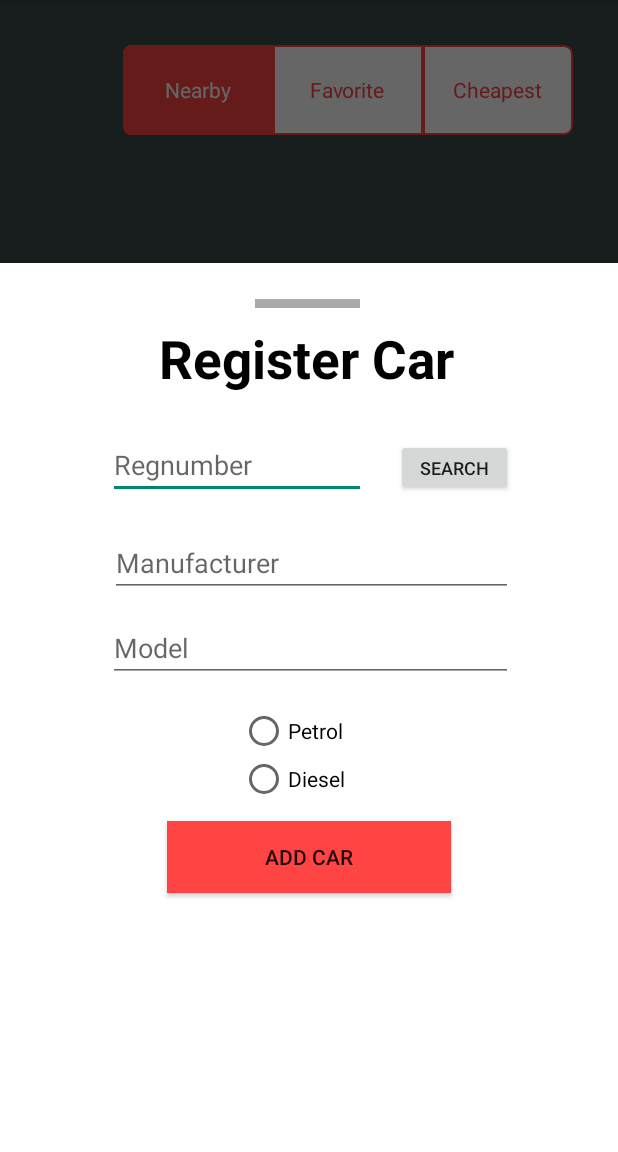
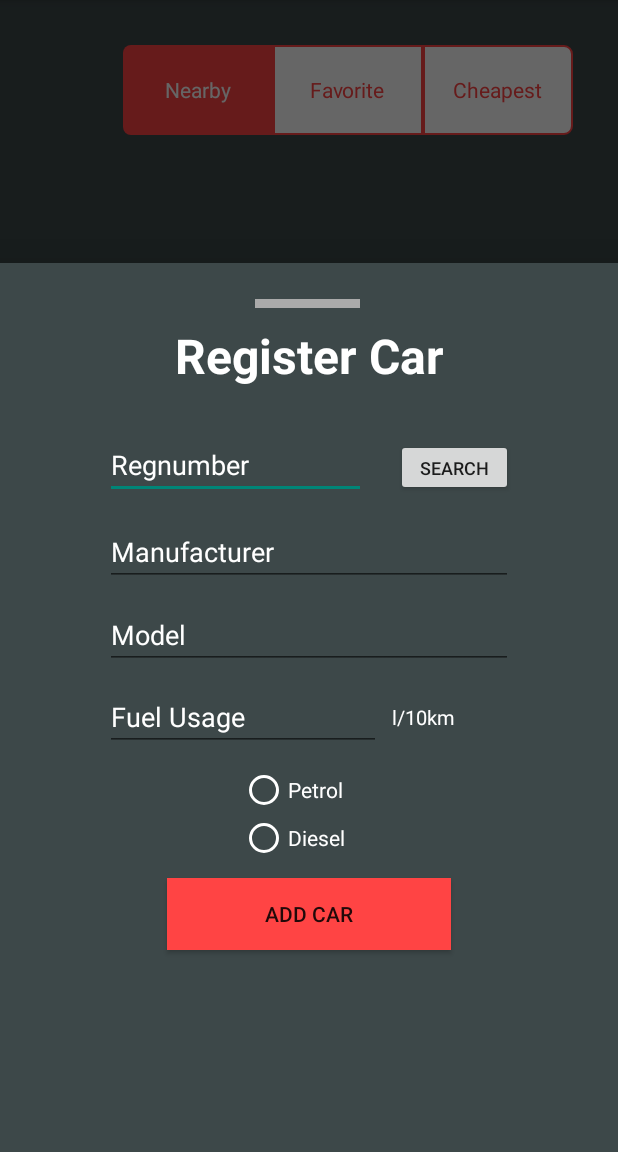
Before and after one commit to PetterHL/FuelService-Frontend, an Android app: the fragment AddCar placed in its activity, on a phone screen of 412 x 824 dp, the part 84-1236 px from its top. Run offline under Robolectric (Android 15) with nearby library versions, the phone set to English and light mode, and no system bars; our stand-ins replace navigation-ui; 4 statements that could not run were skipped.

Commit message:
fuelUsage added
fuelUsage autofills, and is added to the car specs

```diff
--- a/app/src/main/java/com/Fuel/fuelservice/Api/FuelStaionApi.java
+++ b/app/src/main/java/com/Fuel/fuelservice/Api/FuelStaionApi.java
@@ -46,7 +46,8 @@ public interface FuelStaionApi {
                                      @Field("RegNumber") String RegNumber,
                                      @Field("manufacturer") String manufacturer,
                                      @Field("model") String model,
-                                     @Field("petrol") boolean petrol);
+                                     @Field("petrol") boolean petrol,
+                                     @Field("fuelUsage") double fuelUsage);
 
     @GET("CheckNorway")
     public Call<ResponseBody> getCar(@Query("RegistrationNumber") String RegistrationNumber,
--- a/app/src/main/java/com/Fuel/fuelservice/ui/MyCar/AddCar.java
+++ b/app/src/main/java/com/Fuel/fuelservice/ui/MyCar/AddCar.java
@@ -32,6 +32,7 @@ import org.xml.sax.SAXException;
 
 import java.io.IOException;
 import java.io.StringReader;
+import java.text.DecimalFormat;
 import java.util.function.ToDoubleBiFunction;
 
 import javax.xml.parsers.DocumentBuilder;
@@ -48,10 +49,9 @@ public class AddCar extends BottomSheetDialogFragment {
     static EditText regnumber_field;
     static EditText field_manufacturer;
     static EditText field_model;
+    static EditText field_fuelUsage;
     static RadioButton petrol_radio, diesel_radio;
     static RadioGroup radioGroup;
-
-    Button search_car_button;
 
     private User user = new User();
 
@@ -61,18 +61,19 @@ public class AddCar extends BottomSheetDialogFragment {
         View view = inflater.inflate(R.layout.addcar_sheet, container, false);
 
         regnumber_field = view.findViewById(R.id.RegNumber_field);
-        field_manufacturer = view.findViewById(R.id.field_manufacturer);
-        field_model = view.findViewById(R.id.field_model);
+        field_manufacturer = view.findViewById(R.id.Field_manufacturer);
+        field_model = view.findViewById(R.id.Field_model);
+        field_fuelUsage = view.findViewById(R.id.Field_fuelUsage);
 
-        petrol_radio = view.findViewById(R.id.petrol_radio);
-        diesel_radio = view.findViewById(R.id.diesel_radio);
+
+
+        petrol_radio = view.findViewById(R.id.Petrol_radio);
+        diesel_radio = view.findViewById(R.id.Diesel_radio);
 
         radioGroup = view.findViewById(R.id.RadioGroup);
 
-        search_car_button = view.findViewById(R.id.search_car_button);
-
-        Button searchCar = view.findViewById(R.id.search_car_button);
-        Button registerCar = view.findViewById(R.id.register_car_button);
+        Button searchCar = view.findViewById(R.id.Search_car_button);
+        Button registerCar = view.findViewById(R.id.Register_car_button);
 
 
 
@@ -90,8 +91,14 @@ public class AddCar extends BottomSheetDialogFragment {
                 String RegNumber = regnumber_field.getText().toString();
                 String manufacturer = field_manufacturer.getText().toString();
                 String model = field_model.getText().toString();
+                String fuelUsage = field_fuelUsage.getText().toString();
 
                 boolean petrol = true;
+
+                System.out.println(fuelUsage);
+
+
+                double fuelUsage_double = setDouble(fuelUsage);
 
                 if (RegNumber.isEmpty()) {
                     regnumber_field.setError("Please enter a registration number");
@@ -111,25 +118,39 @@ public class AddCar extends BottomSheetDialogFragment {
                     return;
                 }
 
+                if (fuelUsage.isEmpty()) {
+                    field_model.setError("Please enter the fuel consumption");
+                    field_model.requestFocus();
+                    return;
+                } else if (fuelUsage_double < 0) {
+                    field_model.setError("Fuel consumption can not be a negative number");
+                    field_model.requestFocus();
+                }
+
                 if(petrol_radio.isChecked()) {
                     petrol = true;
                 } else if(diesel_radio.isChecked()) {
                     petrol = false;
                 }
 
-                addCar(RegNumber, manufacturer, model, petrol);
+                addCar(RegNumber, manufacturer, model, petrol, fuelUsage_double);
             }
         });
 
         return view;
     }
 
+    /**
+     * Sends get request to reg number api
+     */
     public void sendRequest() {
 
+        //param 1 = the registration number
+        //param 2 = username in get request (User never change or see this)
         Call<ResponseBody> call = ApiClient
                 .getSINGLETON(true)
                 .getApi()
-                .getCar(regnumber_field.getText().toString(), "Test123123");
+                .getCar(regnumber_field.getText().toString(), "regbil1212");
 
         call.enqueue(new Callback<ResponseBody>() {
             @Override
@@ -155,16 +176,23 @@ public class AddCar extends BottomSheetDialogFragment {
         });
     }
 
-    public void addCar(String RegNumber, String manufacturer, String model, boolean petrol) {
+    /**
+     * @param RegNumber
+     * @param manufacturer
+     * @param model
+     * @param petrol
+     * @param fuelUsage
+     */
+    public void addCar(String RegNumber, String manufacturer, String model, boolean petrol, double fuelUsage) {
 
+        //Gets the token for the user
         UserPrefs userPrefs = new UserPrefs(getContext());
-
         String token = "Bearer " + userPrefs.getToken();
 
         Call<ResponseBody> call = ApiClient
                 .getSINGLETON(false)
                 .getApi()
-                .addCar(token, RegNumber, manufacturer, model, petrol);
+                .addCar(token, RegNumber, manufacturer, model, petrol, fuelUsage);
 
         call.enqueue(new Callback<ResponseBody>() {
             @Override
@@ -180,6 +208,11 @@ public class AddCar extends BottomSheetDialogFragment {
         });
     }
 
+    /**
+     * @param xml
+     * gets a xml and creates a new document
+     * picks out vehicleJson part of xml
+     */
     public void Parse(String xml) {
 
         DocumentBuilderFactory factory = DocumentBuilderFactory.newInstance();
@@ -209,25 +242,53 @@ public class AddCar extends BottomSheetDialogFragment {
         parseNewsJsonObject(jsonElement.getAsJsonObject());
     }
 
+    /**
+     * @param object
+     * Gets the different values we neeed from the json object
+     * Auto fills the fields the user can fill out with the values
+     */
     private static void parseNewsJsonObject(JsonObject object){
 
         JsonObject carInfo = object.getAsJsonObject("ExtendedInformation");
 
+        //sets variables from values from json
         String manufacturer = carInfo.get("Name").getAsString();
         String model = carInfo.get("modell").getAsString();
         int petrol = carInfo.get("drivst").getAsInt();
+        double fuelUsage = carInfo.get("drivstoff-forbruk").getAsDouble();
 
+        //Converts it to l/10km
+        fuelUsage = fuelUsage / 100;
 
+        //auto fills fields with the values
         field_manufacturer.setText(manufacturer);
         field_model.setText(model);
+        field_fuelUsage.setText(String.valueOf(fuelUsage));
 
+        //checks and sets if car uses petrol or diesel
         if(petrol == 1) {
             petrol_radio.setChecked(true);
         } else if(petrol == 2) {
             diesel_radio.setChecked(true);
         }
 
+    }
 
+
+    /**
+     * @param fuelUsage
+     * @return a double with 2 decimals
+     */
+    private static double setDouble(String fuelUsage) {
+
+        double fuelUsage_double = Double.parseDouble(fuelUsage);
+
+        DecimalFormat df = new DecimalFormat("#.00");
+        String fuelUsage_String = df.format(fuelUsage_double);
+
+        double fuelUsage_decimal = Double.parseDouble(fuelUsage_String);
+
+        return fuelUsage_decimal;
     }
 
 }
--- a/app/src/main/res/layout/addcar_sheet.xml
+++ b/app/src/main/res/layout/addcar_sheet.xml
@@ -4,8 +4,8 @@
     xmlns:app="http://schemas.android.com/apk/res-auto"
     android:id="@+id/nav_home"
     android:layout_width="match_parent"
-    android:layout_height="450dp"
-    android:background="@color/white"
+    android:layout_height="500dp"
+    android:background="@color/background"
     android:padding="10dp">
 
     <RelativeLayout
@@ -26,17 +26,20 @@
             android:background="@android:color/darker_gray" />
 
         <TextView
-            android:id="@+id/tvStationName"
+            android:id="@+id/Heading_reg"
             android:layout_width="wrap_content"
             android:layout_height="wrap_content"
+            android:layout_alignParentStart="true"
             android:layout_alignParentTop="true"
             android:layout_alignParentEnd="true"
             android:layout_gravity="center"
+            android:gravity="center"
             android:layout_marginTop="30dp"
-            android:layout_marginEnd="99dp"
+            android:layout_marginStart="60dp"
+            android:layout_marginEnd="60dp"
             android:text="Register Car"
-            android:textColor="@android:color/black"
-            android:textSize="35dp"
+            android:textColor="@android:color/white"
+            android:textSize="32dp"
             android:textStyle="bold" />
 
         <EditText
@@ -46,15 +49,17 @@
             android:layout_alignParentStart="true"
             android:layout_alignParentTop="true"
             android:layout_alignParentEnd="true"
-            android:layout_marginStart="62dp"
+            android:layout_marginStart="60dp"
             android:layout_marginTop="102dp"
             android:layout_marginEnd="158dp"
             android:ems="10"
             android:hint="Regnumber"
-            android:inputType="textEmailAddress" />
+            android:textColorHint="@color/white"
+            android:textColor="@color/white"
+            android:inputType="text" />
 
         <Button
-            android:id="@+id/search_car_button"
+            android:id="@+id/Search_car_button"
             android:layout_width="78dp"
             android:layout_height="38dp"
             android:layout_alignParentTop="true"
@@ -65,32 +70,36 @@
             android:textSize="12dp" />
 
         <EditText
-            android:id="@+id/field_manufacturer"
+            android:id="@+id/Field_manufacturer"
             android:layout_width="271dp"
             android:layout_height="wrap_content"
             android:layout_alignParentStart="true"
             android:layout_alignParentTop="true"
             android:layout_alignParentEnd="true"
-            android:layout_marginStart="63dp"
-            android:layout_marginTop="167dp"
+            android:layout_marginStart="60dp"
+            android:layout_marginTop="160dp"
             android:layout_marginEnd="60dp"
             android:ems="10"
             android:hint="Manufacturer"
-            android:inputType="textEmailAddress" />
+            android:textColorHint="@color/white"
+            android:textColor="@color/white"
+            android:inputType="text" />
 
         <EditText
-            android:id="@+id/field_model"
+            android:id="@+id/Field_model"
             android:layout_width="270dp"
             android:layout_height="wrap_content"
             android:layout_alignParentStart="true"
             android:layout_alignParentTop="true"
             android:layout_alignParentEnd="true"
-            android:layout_marginStart="62dp"
-            android:layout_marginTop="224dp"
+            android:layout_marginStart="60dp"
+            android:layout_marginTop="215dp"
             android:layout_marginEnd="60dp"
             android:ems="10"
             android:hint="Model"
-            android:inputType="textEmailAddress" />
+            android:textColorHint="@color/white"
+            android:textColor="@color/white"
+            android:inputType="text" />
 
         <RadioGroup
             android:id="@+id/RadioGroup"
@@ -100,39 +109,73 @@
             android:layout_alignParentTop="true"
             android:layout_alignParentEnd="true"
             android:layout_marginStart="150dp"
-            android:layout_marginTop="286dp"
+            android:layout_marginTop="325dp"
             android:layout_marginEnd="150dp">
 
             <RadioButton
-                android:id="@+id/petrol_radio"
+                android:id="@+id/Petrol_radio"
                 android:layout_width="wrap_content"
                 android:layout_height="wrap_content"
                 android:text="Petrol"
                 tools:layout_editor_absoluteX="144dp"
-                tools:layout_editor_absoluteY="494dp" />
+                tools:layout_editor_absoluteY="494dp"
+                android:textColor="@color/white"
+                android:buttonTint="@color/white"/>
 
             <RadioButton
-                android:id="@+id/diesel_radio"
+                android:id="@+id/Diesel_radio"
                 android:layout_width="wrap_content"
                 android:layout_height="wrap_content"
                 android:text="Diesel"
                 tools:layout_editor_absoluteX="144dp"
-                tools:layout_editor_absoluteY="526dp" />
+                tools:layout_editor_absoluteY="526dp"
+                android:textColor="@color/white"
+                android:buttonTint="@color/white"/>
         </RadioGroup>
 
         <Button
-            android:id="@+id/register_car_button"
+            android:id="@+id/Register_car_button"
             android:layout_width="211dp"
             android:layout_height="wrap_content"
             android:layout_alignParentStart="true"
             android:layout_alignParentTop="true"
             android:layout_alignParentEnd="true"
             android:layout_marginStart="101dp"
-            android:layout_marginTop="362dp"
+            android:layout_marginTop="400dp"
             android:layout_marginEnd="101dp"
             android:background="@android:color/holo_red_light"
             android:text="Add car" />
 
+        <EditText
+            android:id="@+id/Field_fuelUsage"
+            android:layout_width="wrap_content"
+            android:layout_height="wrap_content"
+            android:layout_alignParentStart="true"
+            android:layout_alignParentTop="true"
+            android:layout_alignParentEnd="true"
+            android:layout_marginStart="60dp"
+            android:layout_marginTop="270dp"
+            android:layout_marginEnd="148dp"
+            android:ems="10"
+            android:hint="Fuel Usage"
+            android:textColorHint="@color/white"
+            android:textColor="@color/white"
+            android:inputType="numberDecimal" />
+
+        <TextView
+            android:id="@+id/textView3"
+            android:layout_width="wrap_content"
+            android:layout_height="wrap_content"
+            android:layout_alignParentStart="true"
+            android:layout_alignParentTop="true"
+            android:layout_alignParentEnd="true"
+            android:layout_marginStart="251dp"
+            android:layout_marginTop="283dp"
+            android:layout_marginEnd="60dp"
+            android:text="l/10km"
+            android:textColor="@color/white"
+            android:textSize="13dp" />
+
 
     </RelativeLayout>
 </RelativeLayout>
```
